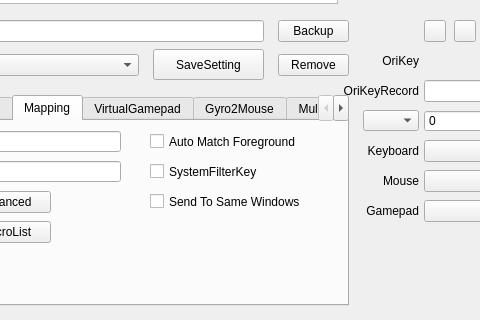
Old version of the form QKeyMapper/qkeymapper.ui in the repository Zalafina/QKeyMapper; both pictures show x 162 to 642 and y 350 to 670 of the 1070 by 670 pixel window.
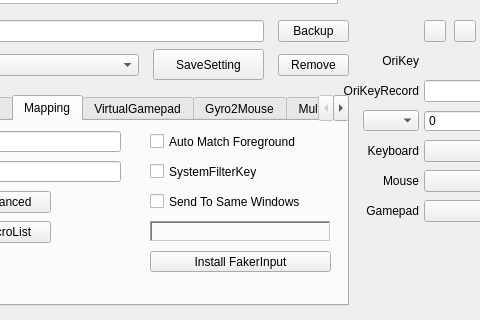
New version of the form. The open tabs and pages were chosen to show the change.

Diff of the .ui file:
```diff
--- a/QKeyMapper/qkeymapper.ui
+++ b/QKeyMapper/qkeymapper.ui
@@ -1194,6 +1194,47 @@
       <bool>false</bool>
      </property>
     </widget>
+    <widget class="QPushButton" name="installFakerInputButton">
+     <property name="geometry">
+      <rect>
+       <x>290</x>
+       <y>130</y>
+       <width>181</width>
+       <height>21</height>
+      </rect>
+     </property>
+     <property name="focusPolicy">
+      <enum>Qt::FocusPolicy::NoFocus</enum>
+     </property>
+     <property name="text">
+      <string>Install FakerInput</string>
+     </property>
+     <property name="autoDefault">
+      <bool>false</bool>
+     </property>
+    </widget>
+    <widget class="QLabel" name="FakerInputStatusLabel">
+     <property name="geometry">
+      <rect>
+       <x>290</x>
+       <y>100</y>
+       <width>181</width>
+       <height>21</height>
+      </rect>
+     </property>
+     <property name="frameShape">
+      <enum>QFrame::Shape::WinPanel</enum>
+     </property>
+     <property name="frameShadow">
+      <enum>QFrame::Shadow::Sunken</enum>
+     </property>
+     <property name="text">
+      <string/>
+     </property>
+     <property name="alignment">
+      <set>Qt::AlignmentFlag::AlignCenter</set>
+     </property>
+    </widget>
    </widget>
    <widget class="QWidget" name="virtual_gamepad">
     <attribute name="title">
```
Left out of the diff: 2 changed lines with no effect on the pictures.
